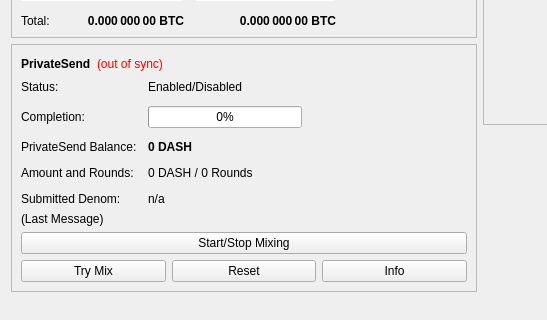
Qt form src/qt/forms/overviewpage.ui (Dito24/MDClassic) before a commit; both pictures show x 0 to 547 and y 178 to 498 of the 960 by 585 pixel window.
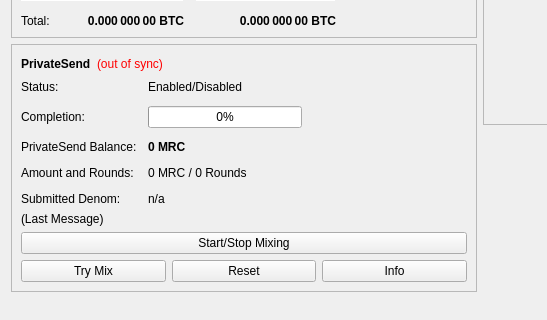
The same form after that commit.

What changed in the file:
```diff
--- a/src/qt/forms/overviewpage.ui
+++ b/src/qt/forms/overviewpage.ui
@@ -514,7 +514,7 @@
                </font>
               </property>
               <property name="text">
-               <string notr="true">0 DASH</string>
+               <string notr="true">0 MRC</string>
               </property>
              </widget>
             </item>
@@ -528,7 +528,7 @@
             <item row="3" column="1">
              <widget class="QLabel" name="labelAmountRounds">
               <property name="text">
-               <string>0 DASH / 0 Rounds</string>
+               <string>0 MRC / 0 Rounds</string>
               </property>
              </widget>
             </item>
```
Left out of the diff: 6 changed lines with no effect on the pictures.
